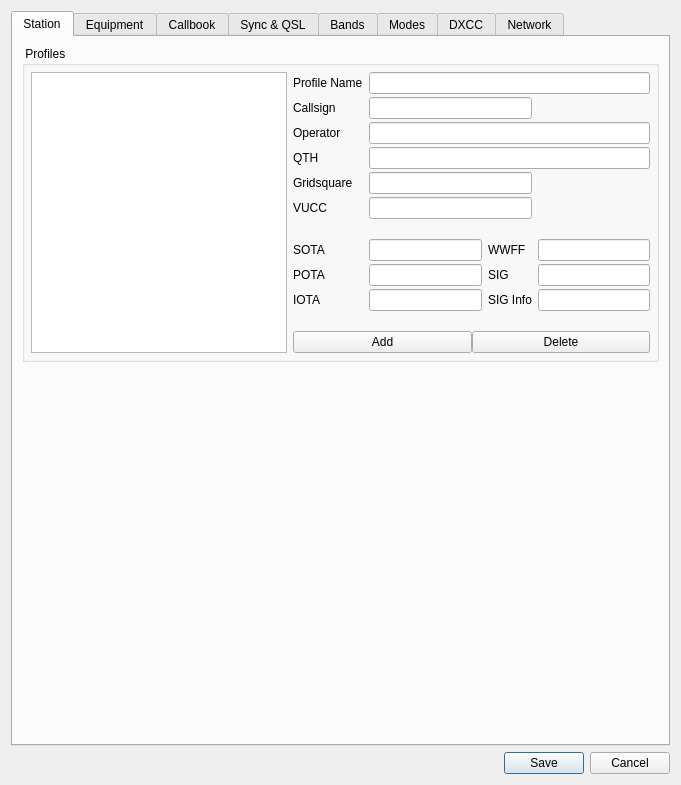
The window that ui/SettingsDialog.ui (k5mcd/QLog) describes before a commit, drawn with Qt 5.
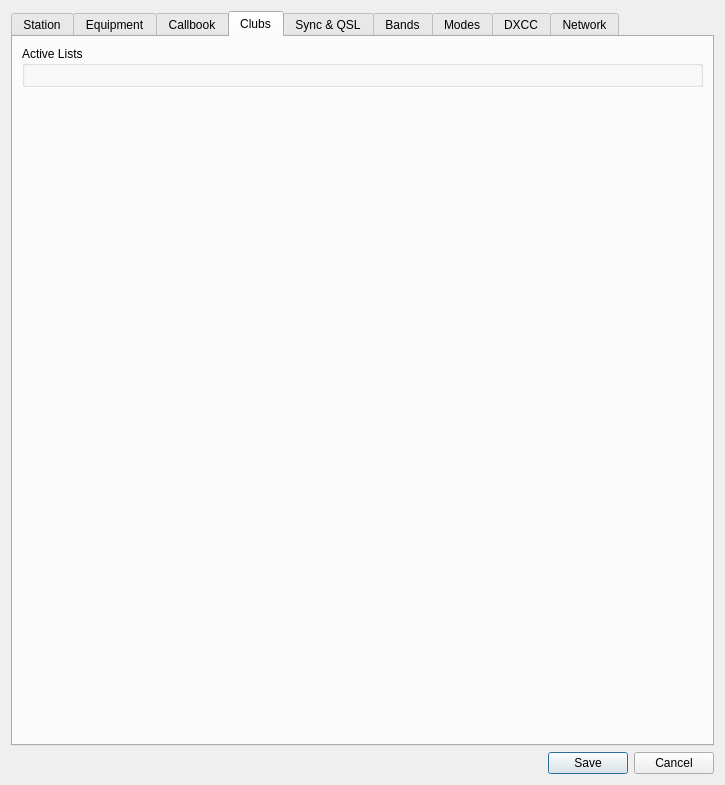
The same window after the commit. The open tabs and pages were chosen to show the change. Icons and pictures are not drawn.

Commit message: Membership: Added support to see Club Membership

Diff of the .ui file:
```diff
--- a/ui/SettingsDialog.ui
+++ b/ui/SettingsDialog.ui
@@ -6,7 +6,7 @@
    <rect>
     <x>0</x>
     <y>0</y>
-    <width>681</width>
+    <width>725</width>
     <height>785</height>
    </rect>
   </property>
@@ -2753,6 +2753,38 @@
        </item>
       </layout>
      </widget>
+     <widget class="QWidget" name="clubsTab">
+      <attribute name="title">
+       <string>Clubs</string>
+      </attribute>
+      <layout class="QVBoxLayout" name="verticalLayout_17">
+       <item>
+        <widget class="QGroupBox" name="clubListGroup">
+         <property name="title">
+          <string>Active Lists</string>
+         </property>
+         <layout class="QVBoxLayout" name="verticalLayout_12">
+          <item>
+           <layout class="QGridLayout" name="clubListGrig"/>
+          </item>
+         </layout>
+        </widget>
+       </item>
+       <item>
+        <spacer name="verticalSpacer_10">
+         <property name="orientation">
+          <enum>Qt::Vertical</enum>
+         </property>
+         <property name="sizeHint" stdset="0">
+          <size>
+           <width>20</width>
+           <height>40</height>
+          </size>
+         </property>
+        </spacer>
+       </item>
+      </layout>
+     </widget>
      <widget class="QWidget" name="syncQSLTab">
       <attribute name="title">
        <string>Sync &amp;&amp; QSL</string>
```
Left out of the diff: 14 changed lines with no effect on the pictures. The commit also changes 47 other files.
